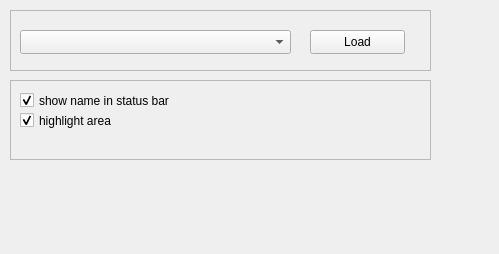
SainsburyWellcomeCentre/lasagna, file ARA/ara_explorer.ui: the form before one commit.
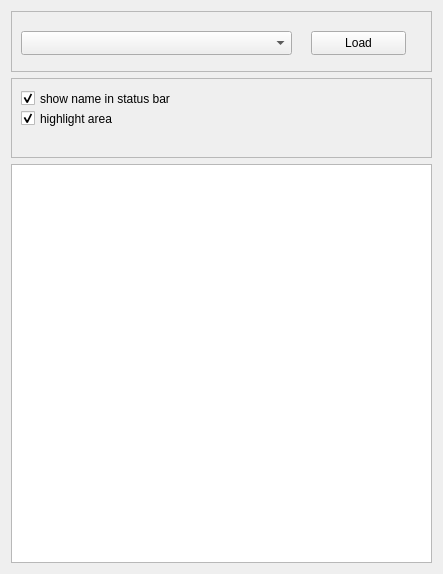
The form after the commit.

Commit message: add a tree view to the ara_explorer.

What changed in the file:
```diff
--- a/ARA/ara_explorer.ui
+++ b/ARA/ara_explorer.ui
@@ -6,21 +6,33 @@
    <rect>
     <x>0</x>
     <y>0</y>
-    <width>499</width>
-    <height>254</height>
+    <width>443</width>
+    <height>574</height>
    </rect>
   </property>
+  <property name="minimumSize">
+   <size>
+    <width>443</width>
+    <height>500</height>
+   </size>
+  </property>
   <property name="windowTitle">
    <string>Form</string>
   </property>
+  <layout class="QVBoxLayout" name="verticalLayout">
+   <item>
   <widget class="QFrame" name="load_frame">
-   <property name="geometry">
-    <rect>
-     <x>10</x>
-     <y>10</y>
-     <width>421</width>
+     <property name="sizePolicy">
+      <sizepolicy hsizetype="Preferred" vsizetype="Fixed">
+       <horstretch>0</horstretch>
+       <verstretch>0</verstretch>
+      </sizepolicy>
+     </property>
+     <property name="minimumSize">
+      <size>
+       <width>0</width>
      <height>61</height>
-    </rect>
+      </size>
    </property>
    <property name="frameShape">
     <enum>QFrame::StyledPanel</enum>
@@ -52,14 +64,20 @@
     </property>
    </widget>
   </widget>
+   </item>
+   <item>
   <widget class="QFrame" name="frame">
-   <property name="geometry">
-    <rect>
-     <x>10</x>
-     <y>80</y>
-     <width>421</width>
+     <property name="sizePolicy">
+      <sizepolicy hsizetype="Preferred" vsizetype="Fixed">
+       <horstretch>0</horstretch>
+       <verstretch>0</verstretch>
+      </sizepolicy>
+     </property>
+     <property name="minimumSize">
+      <size>
+       <width>0</width>
      <height>80</height>
-    </rect>
+      </size>
    </property>
    <property name="frameShape">
     <enum>QFrame::StyledPanel</enum>
@@ -100,6 +118,11 @@
     </property>
    </widget>
   </widget>
+   </item>
+   <item>
+    <widget class="QTreeView" name="treeView"/>
+   </item>
+  </layout>
  </widget>
  <resources/>
  <connections/>
```
Lines whose indentation alone changed are shown as unchanged. The commit also changes 2 other files.
